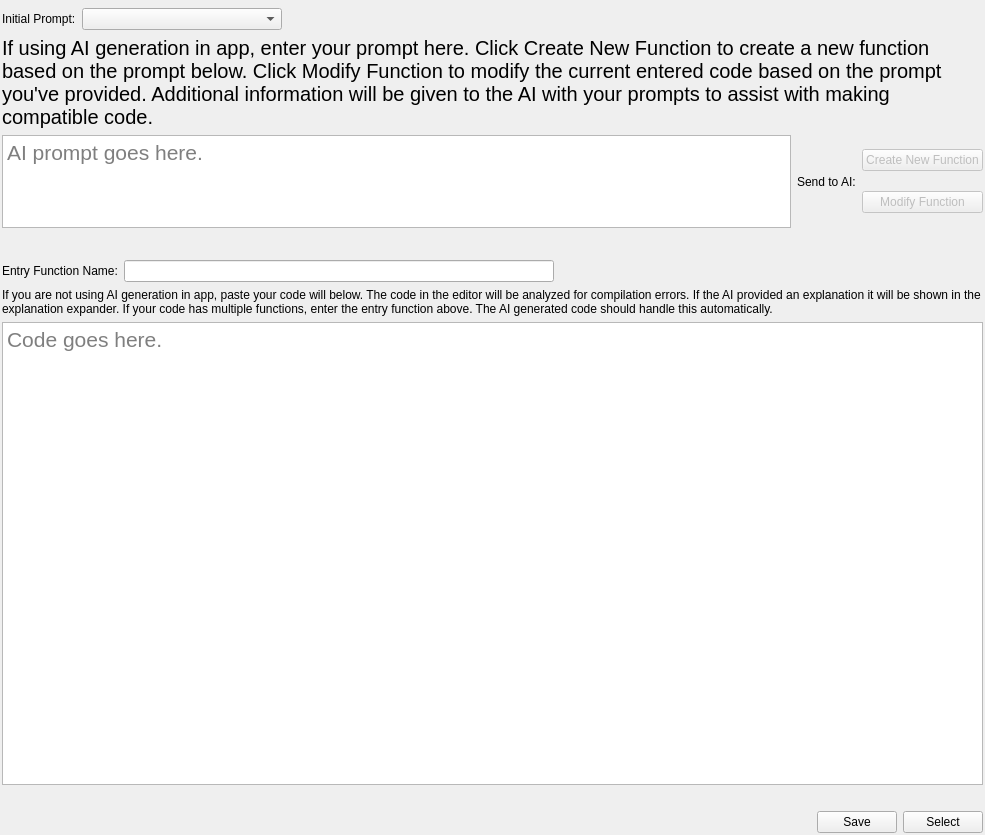
This is howdyCoder/ui/qtUiFiles/funcSelectorCodePage.ui in rmallow/howdyCoder as Qt 5 draws it before an edit. The edited form follows.
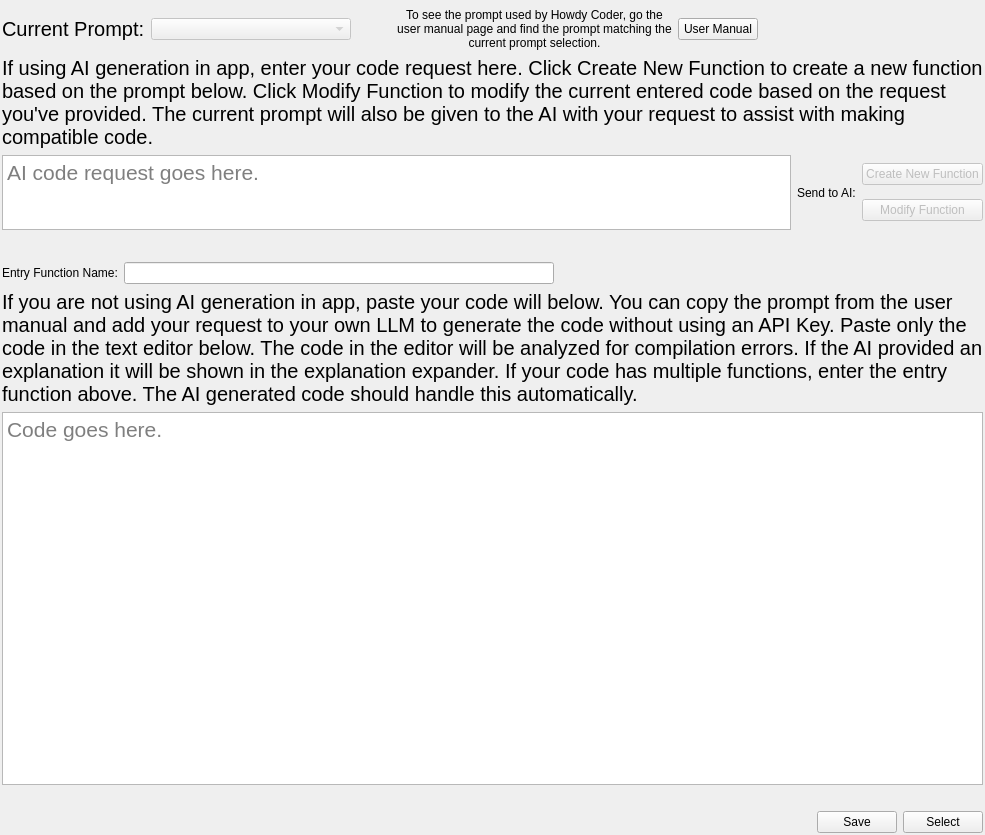
This is the edited form. Custom widgets are drawn as their Qt base class.

Commit message: adding linking to user manual and more information on function selection page

Patch:
```diff
--- a/howdyCoder/ui/qtUiFiles/funcSelectorCodePage.ui
+++ b/howdyCoder/ui/qtUiFiles/funcSelectorCodePage.ui
@@ -46,13 +46,21 @@
       </property>
       <item>
        <widget class="QLabel" name="prompt_label">
+        <property name="font">
+         <font>
+          <pointsize>15</pointsize>
+         </font>
+        </property>
         <property name="text">
-         <string>Initial Prompt:</string>
+         <string>Current Prompt:</string>
         </property>
        </widget>
       </item>
       <item>
        <widget class="QComboBox" name="prompt_combo_box">
+        <property name="enabled">
+         <bool>false</bool>
+        </property>
         <property name="sizePolicy">
          <sizepolicy hsizetype="Preferred" vsizetype="Fixed">
           <horstretch>0</horstretch>
@@ -72,10 +80,46 @@
         <property name="orientation">
          <enum>Qt::Horizontal</enum>
         </property>
+        <property name="sizeType">
+         <enum>QSizePolicy::Maximum</enum>
+        </property>
         <property name="sizeHint" stdset="0">
          <size>
-          <width>461</width>
-          <height>5</height>
+          <width>40</width>
+          <height>20</height>
+         </size>
+        </property>
+       </spacer>
+      </item>
+      <item>
+       <widget class="QLabel" name="label_3">
+        <property name="text">
+         <string>To see the prompt used by Howdy Coder, go the user manual page and find the prompt matching the current prompt selection.</string>
+        </property>
+        <property name="alignment">
+         <set>Qt::AlignCenter</set>
+        </property>
+        <property name="wordWrap">
+         <bool>true</bool>
+        </property>
+       </widget>
+      </item>
+      <item>
+       <widget class="QPushButton" name="prompt_user_manual_button">
+        <property name="text">
+         <string>User Manual</string>
+        </property>
+       </widget>
+      </item>
+      <item>
+       <spacer name="horizontalSpacer_2">
+        <property name="orientation">
+         <enum>Qt::Horizontal</enum>
+        </property>
+        <property name="sizeHint" stdset="0">
+         <size>
+          <width>40</width>
+          <height>20</height>
          </size>
         </property>
        </spacer>
@@ -91,7 +135,7 @@
       </font>
      </property>
      <property name="text">
-      <string>If using AI generation in app, enter your prompt here. Click Create New Function to create a new function based on the prompt below. Click Modify Function to modify the current entered code based on the prompt you've provided. Additional information will be given to the AI with your prompts to assist with making compatible code.</string>
+      <string>If using AI generation in app, enter your code request here. Click Create New Function to create a new function based on the prompt below. Click Modify Function to modify the current entered code based on the request you've provided. The current prompt will also be given to the AI with your request to assist with making compatible code.</string>
      </property>
      <property name="wordWrap">
       <bool>true</bool>
@@ -136,7 +180,7 @@
          <double>4.000000000000000</double>
         </property>
         <property name="placeholderText">
-         <string>AI prompt goes here.</string>
+         <string>AI code request goes here.</string>
         </property>
        </widget>
       </item>
@@ -259,8 +303,13 @@
    </item>
    <item>
     <widget class="QLabel" name="label">
+     <property name="font">
+      <font>
+       <pointsize>15</pointsize>
+      </font>
+     </property>
      <property name="text">
-      <string>If you are not using AI generation in app, paste your code will below. The code in the editor will be analyzed for compilation errors. If the AI provided an explanation it will be shown in the explanation expander. If your code has multiple functions, enter the entry function above. The AI generated code should handle this automatically.</string>
+      <string>If you are not using AI generation in app, paste your code will below. You can copy the prompt from the user manual and add your request to your own LLM to generate the code without using an API Key. Paste only the code in the text editor below. The code in the editor will be analyzed for compilation errors. If the AI provided an explanation it will be shown in the explanation expander. If your code has multiple functions, enter the entry function above. The AI generated code should handle this automatically.</string>
      </property>
      <property name="wordWrap">
       <bool>true</bool>
```
Left out of the diff: 2 changed lines with no effect on the pictures. The commit also changes 3 other files.
